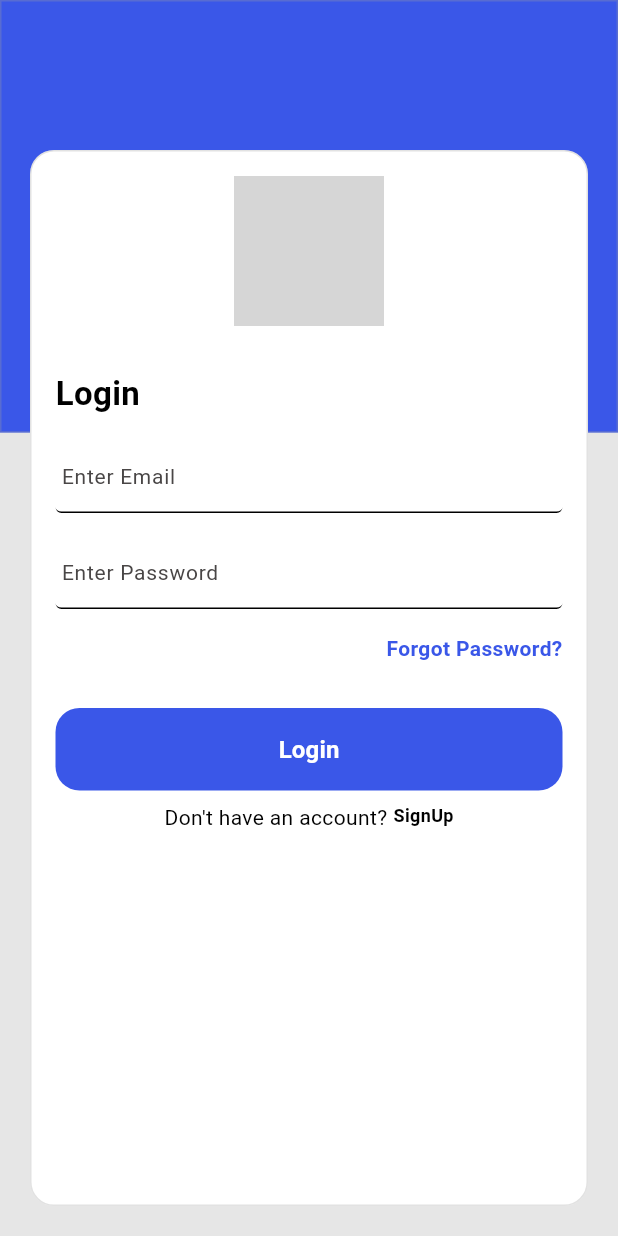
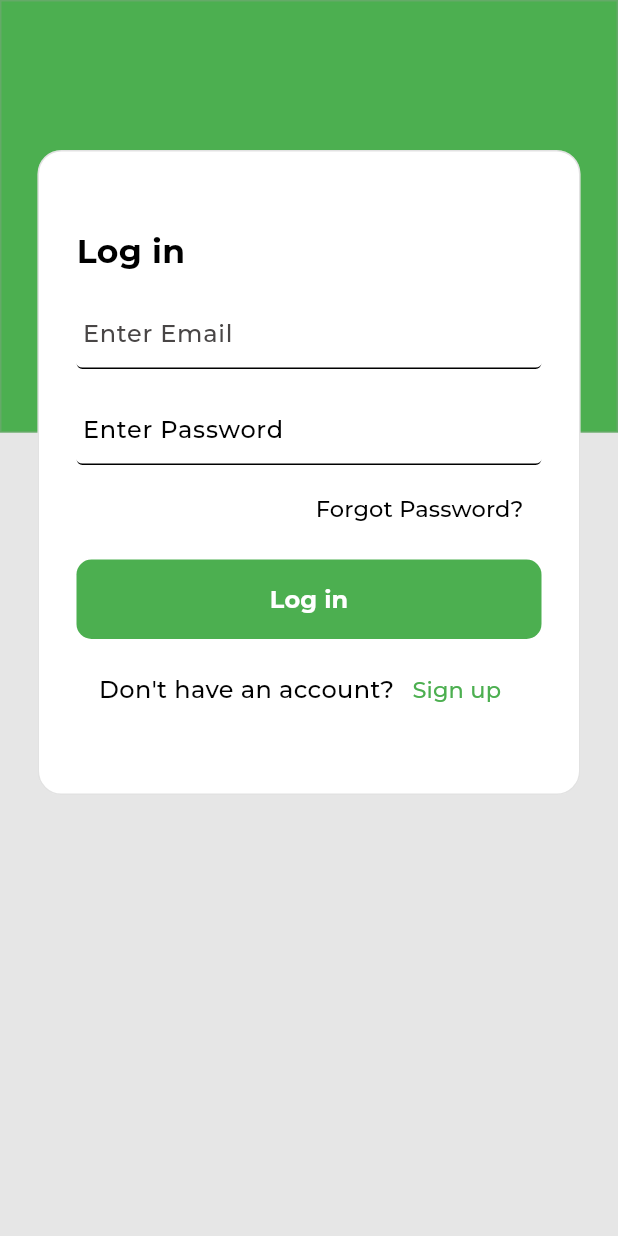
Before and after one commit to kristoff2016/flutter-muynaak, a Flutter app: the LoginScreen screen opened by its route, on a phone screen of 412 x 824 dp. Run offline on Flutter 3.47's test engine with Material 3 defaults, Android fonts, the phone set to English and light mode, and no system bars; project files that could hold a hidden picture were left out; grey boxes are pictures that could not be loaded.

Commit message:
feat: login screen

```diff
--- a/lib/features/home/screens/home_screen.dart
+++ b/lib/features/home/screens/home_screen.dart
@@ -32,9 +32,17 @@ class HomeScreen extends StatelessWidget {
               shape: BoxShape.rectangle,
               borderRadius: BorderRadius.circular(10.0),
               border: Border.all(color: Colors.white, width: 0),
+              boxShadow: const [
+                BoxShadow(
+                  color: Color.fromARGB(255, 3, 144, 8),
+                  spreadRadius: 0,
+                  blurRadius: 40,
+                  offset: Offset(0, 0),
+                ),
+              ],
             ),
-            child: const Padding(
-              padding: EdgeInsets.all(5),
+            child: Padding(
+              padding: const EdgeInsets.all(5),
               child: SingleChildScrollView(
                 child: Column(
                   mainAxisAlignment: MainAxisAlignment.start,
@@ -42,13 +50,13 @@ class HomeScreen extends StatelessWidget {
                   mainAxisSize: MainAxisSize.max,
                   children: [
                     Padding(
-                      padding: EdgeInsets.fromLTRB(5, 15, 5, 10),
+                      padding: const EdgeInsets.fromLTRB(5, 15, 5, 10),
                       child: Align(
                         child: Column(
                           mainAxisAlignment: MainAxisAlignment.start,
                           crossAxisAlignment: CrossAxisAlignment.start,
                           children: [
-                            Padding(
+                            const Padding(
                               padding: EdgeInsets.fromLTRB(15, 10, 0, 0),
                               child: Column(
                                 mainAxisAlignment: MainAxisAlignment.start,
@@ -91,8 +99,10 @@ class HomeScreen extends StatelessWidget {
                               crossAxisAlignment: CrossAxisAlignment.center,
                               children: [
                                 TextButton(
-                                  onPressed: null,
-                                  child: Row(
+                                  onPressed: () {
+                                    Navigator.pushNamed(context, '/login');
+                                  },
+                                  child: const Row(
                                     children: [
                                       Icon(
                                         Icons.account_balance_wallet,
@@ -115,7 +125,7 @@ class HomeScreen extends StatelessWidget {
                                     ],
                                   ),
                                 ),
-                                TextButton(
+                                const TextButton(
                                   onPressed: null,
                                   child: Row(
                                     children: [
--- a/lib/features/login/screen/login_screen.dart
+++ b/lib/features/login/screen/login_screen.dart
@@ -1,4 +1,5 @@
 import 'package:flutter/material.dart';
+import 'package:muynaak/core/utils/helpers.dart';
 
 class LoginScreen extends StatelessWidget {
   const LoginScreen({super.key});
@@ -16,50 +17,42 @@ class LoginScreen extends StatelessWidget {
             width: MediaQuery.of(context).size.width,
             height: MediaQuery.of(context).size.height * 0.35000000000000003,
             decoration: BoxDecoration(
-              color: const Color(0xff3a57e8),
+              color: Colors.green[500],
               shape: BoxShape.rectangle,
               borderRadius: BorderRadius.zero,
               border: Border.all(color: const Color(0x4d9e9e9e), width: 1),
             ),
           ),
           Container(
-            margin: const EdgeInsets.fromLTRB(20, 100, 20, 20),
+            margin: const EdgeInsets.fromLTRB(25, 100, 25, 20),
             padding: const EdgeInsets.all(0),
             width: MediaQuery.of(context).size.width,
-            height: MediaQuery.of(context).size.height,
             decoration: BoxDecoration(
-              color: Color(0xffffffff),
+              color: const Color(0xffffffff),
               shape: BoxShape.rectangle,
               borderRadius: BorderRadius.circular(16.0),
-              border: Border.all(color: Color(0x4d9e9e9e), width: 1),
+              border: Border.all(color: const Color(0x4d9e9e9e), width: 1),
             ),
             child: Padding(
-              padding: EdgeInsets.all(16),
+              padding: const EdgeInsets.all(25),
               child: SingleChildScrollView(
                 child: Column(
                   mainAxisAlignment: MainAxisAlignment.start,
                   crossAxisAlignment: CrossAxisAlignment.center,
                   mainAxisSize: MainAxisSize.max,
                   children: [
-                    ///***If you have exported images you must have to copy those images in assets/images directory.
-                    Image(
-                      image: NetworkImage(
-                          "https://encrypted-tbn0.gstatic.com/images?q=tbn:ANd9GcRoSL4WHG5Ypv4e4W58d5Gt4PnBEM_kZQDDhAKjZAOYLBy6V1karPn2SMil6DFkjUUeX7M&usqp=CAU"),
-                      height: 100,
-                      width: 100,
-                      fit: BoxFit.cover,
-                    ),
-                    Padding(
-                      padding: EdgeInsets.fromLTRB(0, 30, 0, 0),
+                    const Padding(
+                      padding: EdgeInsets.fromLTRB(0, 25, 0, 0),
                       child: Align(
                         alignment: Alignment.centerLeft,
                         child: Text(
-                          "Login",
+                          "Log in",
                           textAlign: TextAlign.start,
                           overflow: TextOverflow.clip,
                           style: TextStyle(
                             fontWeight: FontWeight.w700,
                             fontStyle: FontStyle.normal,
+                            fontFamily: AppFont.fontDefault,
                             fontSize: 22,
                             color: Color(0xff000000),
                           ),
@@ -67,158 +60,173 @@ class LoginScreen extends StatelessWidget {
                       ),
                     ),
                     Padding(
-                      padding:
-                          EdgeInsets.symmetric(vertical: 16, horizontal: 0),
+                      padding: const EdgeInsets.symmetric(
+                          vertical: 16, horizontal: 0),
                       child: TextField(
                         controller: TextEditingController(),
                         obscureText: false,
                         textAlign: TextAlign.left,
                         maxLines: 1,
-                        style: TextStyle(
-                          fontWeight: FontWeight.w400,
+                        style: const TextStyle(
+                          fontWeight: FontWeight.w500,
+                          fontFamily: AppFont.fontDefault,
                           fontStyle: FontStyle.normal,
-                          fontSize: 14,
+                          fontSize: 16,
                           color: Color(0xff000000),
                         ),
                         decoration: InputDecoration(
                           disabledBorder: UnderlineInputBorder(
                             borderRadius: BorderRadius.circular(4.0),
-                            borderSide:
-                                BorderSide(color: Color(0xff000000), width: 1),
+                            borderSide: const BorderSide(
+                                color: Color(0xff000000), width: 1),
                           ),
                           focusedBorder: UnderlineInputBorder(
                             borderRadius: BorderRadius.circular(4.0),
-                            borderSide:
-                                BorderSide(color: Color(0xff000000), width: 1),
+                            borderSide: const BorderSide(
+                                color: Color(0xff000000), width: 1),
                           ),
                           enabledBorder: UnderlineInputBorder(
                             borderRadius: BorderRadius.circular(4.0),
-                            borderSide:
-                                BorderSide(color: Color(0xff000000), width: 1),
+                            borderSide: const BorderSide(
+                                color: Color(0xff000000), width: 1),
                           ),
                           hintText: "Enter Email",
-                          hintStyle: TextStyle(
-                            fontWeight: FontWeight.w400,
+                          hintStyle: const TextStyle(
+                            fontWeight: FontWeight.w500,
                             fontStyle: FontStyle.normal,
-                            fontSize: 14,
+                            fontFamily: AppFont.fontDefault,
+                            fontSize: 16,
                             color: Color(0xff494646),
                           ),
                           filled: true,
-                          fillColor: Color(0xffffffff),
+                          fillColor: const Color(0xffffffff),
                           isDense: false,
-                          contentPadding: EdgeInsets.all(0),
+                          contentPadding: const EdgeInsets.all(0),
                         ),
                       ),
                     ),
                     TextField(
                       controller: TextEditingController(),
-                      obscureText: false,
+                      obscureText: true,
                       textAlign: TextAlign.start,
                       maxLines: 1,
-                      style: TextStyle(
+                      style: const TextStyle(
                         fontWeight: FontWeight.w400,
                         fontStyle: FontStyle.normal,
-                        fontSize: 14,
+                        fontFamily: AppFont.fontDefault,
+                        fontSize: 16,
                         color: Color(0xff000000),
                       ),
                       decoration: InputDecoration(
                         disabledBorder: UnderlineInputBorder(
                           borderRadius: BorderRadius.circular(4.0),
-                          borderSide:
-                              BorderSide(color: Color(0xff000000), width: 1),
+                          borderSide: const BorderSide(
+                              color: Color(0xff000000), width: 1),
                         ),
                         focusedBorder: UnderlineInputBorder(
                           borderRadius: BorderRadius.circular(4.0),
-                          borderSide:
-                              BorderSide(color: Color(0xff000000), width: 1),
+                          borderSide: const BorderSide(
+                              color: Color(0xff000000), width: 1),
                         ),
                         enabledBorder: UnderlineInputBorder(
                           borderRadius: BorderRadius.circular(4.0),
-                          borderSide:
-                              BorderSide(color: Color(0xff000000), width: 1),
+                          borderSide: const BorderSide(
+                              color: Color(0xff000000), width: 1),
                         ),
                         hintText: "Enter Password",
-                        hintStyle: TextStyle(
-                          fontWeight: FontWeight.w400,
+                        hintStyle: const TextStyle(
+                          fontWeight: FontWeight.w500,
                           fontStyle: FontStyle.normal,
-                          fontSize: 14,
-                          color: Color(0xff494646),
+                          fontFamily: AppFont.fontDefault,
+                          fontSize: 16,
+                          color: Color(0xff000000),
                         ),
                         filled: true,
-                        fillColor: Color(0xffffffff),
+                        fillColor: const Color(0xffffffff),
                         isDense: false,
-                        contentPadding: EdgeInsets.all(0),
+                        contentPadding: const EdgeInsets.all(0),
                       ),
                     ),
-                    Padding(
-                      padding: EdgeInsets.fromLTRB(0, 16, 0, 30),
+                    const Padding(
+                      padding: EdgeInsets.fromLTRB(0, 5, 0, 10),
                       child: Align(
                         alignment: Alignment.centerRight,
+                        child: TextButton(
+                          onPressed: null,
                           child: Text(
                             "Forgot Password?",
                             textAlign: TextAlign.start,
                             overflow: TextOverflow.clip,
                             style: TextStyle(
-                            fontWeight: FontWeight.w700,
+                                fontWeight: FontWeight.w500,
                                 fontStyle: FontStyle.normal,
-                            fontSize: 14,
-                            color: Color(0xff3a57e8),
+                                fontSize: 15,
+                                fontFamily: AppFont.fontDefault,
+                                color: Color(0xff000000)),
                           ),
                         ),
                       ),
                     ),
                     MaterialButton(
                       onPressed: () {},
-                      color: Color(0xff3a57e8),
+                      color: Colors.green,
                       elevation: 0,
                       shape: RoundedRectangleBorder(
-                        borderRadius: BorderRadius.circular(16.0),
+                        borderRadius: BorderRadius.circular(10.0),
                       ),
-                      padding: EdgeInsets.all(16),
-                      child: Text(
-                        "Login",
+                      padding: const EdgeInsets.all(15),
+                      textColor: const Color(0xffffffff),
+                      height: 40,
+                      minWidth: MediaQuery.of(context).size.width,
+                      child: const Text(
+                        "Log in",
                         style: TextStyle(
                             fontSize: 16,
                             fontWeight: FontWeight.w700,
                             fontStyle: FontStyle.normal,
+                            fontFamily: AppFont.fontDefault),
                       ),
                     ),
-                      textColor: Color(0xffffffff),
-                      height: 40,
-                      minWidth: MediaQuery.of(context).size.width,
-                    ),
-                    Padding(
-                      padding: EdgeInsets.fromLTRB(0, 8, 0, 0),
+                    const Padding(
+                      padding: EdgeInsets.fromLTRB(0, 10, 0, 20),
                       child: Row(
                         mainAxisAlignment: MainAxisAlignment.center,
                         crossAxisAlignment: CrossAxisAlignment.start,
                         mainAxisSize: MainAxisSize.max,
                         children: [
                           Padding(
-                            padding: EdgeInsets.fromLTRB(0, 0, 4, 0),
-                            child: Text(
+                              padding: EdgeInsets.fromLTRB(0, 0, 0, 0),
+                              child: Row(
+                                children: [
+                                  Text(
                                     "Don't have an account?",
                                     textAlign: TextAlign.start,
                                     overflow: TextOverflow.clip,
                                     style: TextStyle(
                                       fontWeight: FontWeight.w400,
                                       fontStyle: FontStyle.normal,
-                                fontSize: 14,
+                                      fontSize: 16,
+                                      fontFamily: AppFont.fontDefault,
                                       color: Color(0xff000000),
                                     ),
                                   ),
-                          ),
-                          Text(
-                            "SignUp",
+                                  TextButton(
+                                    onPressed: null,
+                                    child: Text(
+                                      'Sign up',
                                       textAlign: TextAlign.start,
                                       overflow: TextOverflow.clip,
                                       style: TextStyle(
-                              fontWeight: FontWeight.w700,
+                                        fontWeight: FontWeight.w500,
                                         fontStyle: FontStyle.normal,
-                              fontSize: 12,
-                              color: Color(0xff000000),
+                                        fontFamily: AppFont.fontDefault,
+                                        fontSize: 15,
+                                        color: Colors.green,
                                       ),
                                     ),
+                                  ),
+                                ],
+                              )),
                         ],
                       ),
                     ),
```
Also changed, not shown: flutter_01.png (added), login.png (added), 1 other file. Lines whose indentation alone changed are shown as unchanged.
